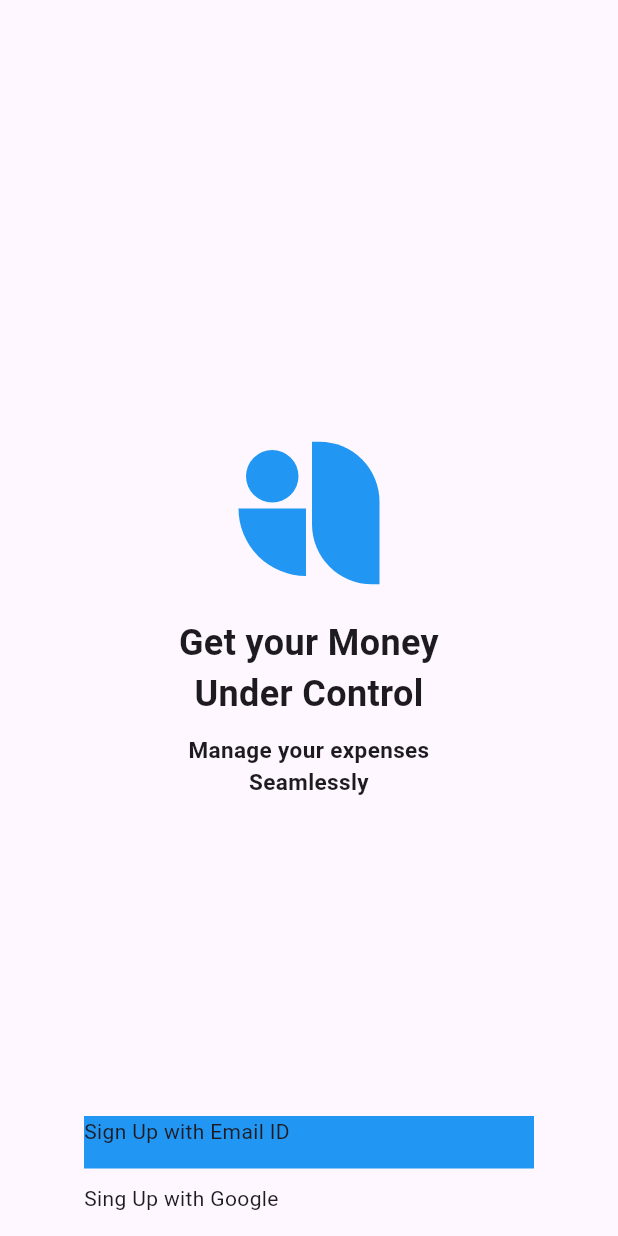
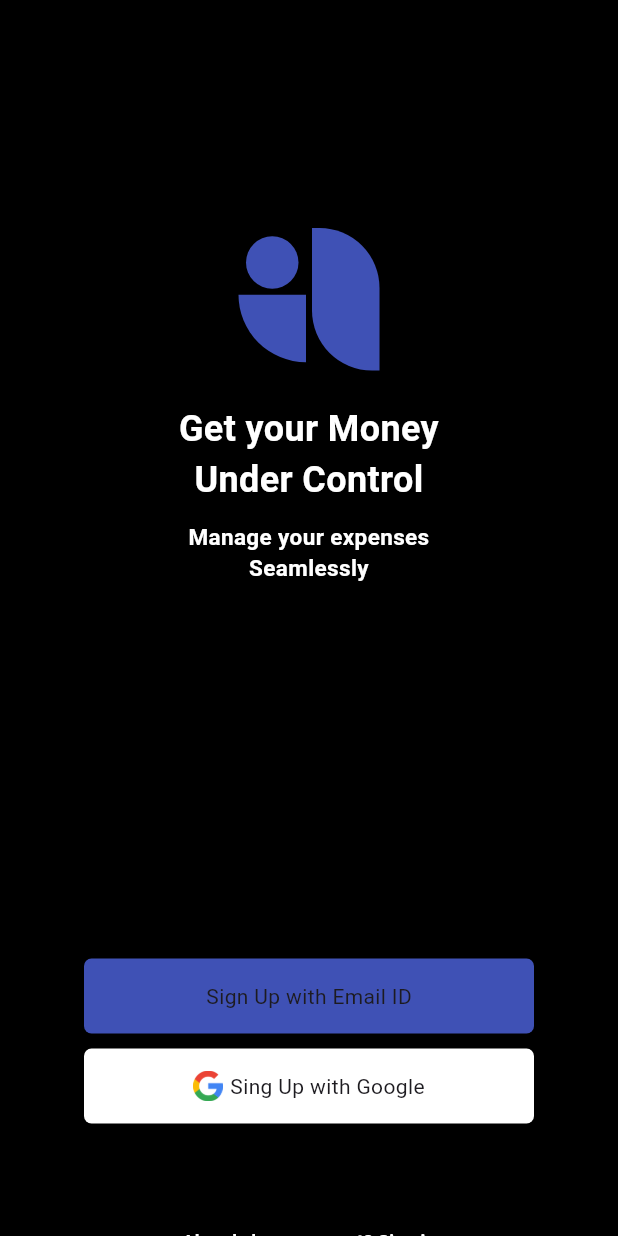
Before and after one commit to licasouza/Atividade, a Flutter app: the screen it shows after launch, on a phone screen of 412 x 824 dp. Run offline on Flutter 3.47's test engine with Material 3 defaults, Android fonts, the phone set to English and light mode, and no system bars.

Commit message:
Atv_flutter4

```diff
--- a/lib/home_page.dart
+++ b/lib/home_page.dart
@@ -6,7 +6,8 @@ class HomePage extends StatelessWidget {
   @override
   Widget build(BuildContext context) {
     return Scaffold(
-      body: Stack(
+      backgroundColor: Colors.black,
+      body: Column(
         children: [
           Align(
             alignment: Alignment.topCenter,
@@ -16,6 +17,7 @@ class HomePage extends StatelessWidget {
                 crossAxisAlignment: CrossAxisAlignment.center,
                 mainAxisAlignment: MainAxisAlignment.center,
                 children: <Widget>[
+                  const SizedBox(height: 150),
                   Row(
                     mainAxisAlignment: MainAxisAlignment.center,
                     children: <Widget>[
@@ -25,18 +27,18 @@ class HomePage extends StatelessWidget {
                           Container(
                             width: 35,
                             height: 35,
-                              margin: EdgeInsets.all(2),
+                            margin: const EdgeInsets.all(2),
                             decoration: BoxDecoration(
-                                color: Colors.blue,
+                              color: Colors.indigo,
                               borderRadius: BorderRadius.circular(50),
                             ),
                           ),
                           Container(
                             width: 45,
                             height: 45,
-                              margin:const EdgeInsets.all(2),
+                            margin: const EdgeInsets.all(2),
                             decoration: const BoxDecoration(
-                                color: Colors.blue,
+                              color: Colors.indigo,
                               borderRadius: BorderRadius.only(
                                 bottomLeft: Radius.circular(50),
                               ),
@@ -47,9 +49,9 @@ class HomePage extends StatelessWidget {
                       Container(
                         width: 45,
                         height: 95,
-                          margin:const EdgeInsets.all(2),
-                          decoration:const BoxDecoration(
-                            color: Colors.blue,
+                        margin: const EdgeInsets.all(2),
+                        decoration: const BoxDecoration(
+                          color: Colors.indigo,
                           borderRadius: BorderRadius.only(
                             bottomLeft: Radius.circular(40),
                             topRight: Radius.circular(40),
@@ -58,48 +60,77 @@ class HomePage extends StatelessWidget {
                       ),
                     ],
                   ),
-                    SizedBox(height: 20),
-                    Text(
+                  const SizedBox(height: 20),
+                  const Text(
                     'Get your Money\nUnder Control',
-                      style: TextStyle(fontSize: 24, fontWeight: FontWeight.bold),
+                    style: TextStyle(
+                        fontSize: 24,
+                        fontWeight: FontWeight.bold,
+                        color: Colors.white),
                     textAlign: TextAlign.center,
                   ),
-                    SizedBox(height: 10),
-                    Text(
+                  const SizedBox(height: 10),
+                  const Text(
                     'Manage your expenses\nSeamlessly',
-                      style: TextStyle(fontSize: 15, fontWeight: FontWeight.bold),
+                    style: TextStyle(
+                        fontSize: 15,
+                        fontWeight: FontWeight.bold,
+                        color: Colors.white),
                     textAlign: TextAlign.center,
+                    selectionColor: Colors.white,
                   ),
                 ],
               ),
             ),
           ),
-
           Align(
-            alignment: Alignment.bottomCenter,
+            alignment: Alignment.topCenter,
             child: Column(
               mainAxisSize: MainAxisSize.min,
               children: [
+                const SizedBox(height: 250),
                 Container(
                   width: 300,
-                  height: 35,
-                    child: Text('Sign Up with Email ID'),
-                    color: Colors.blue,
+                  height: 50,
+                  decoration: BoxDecoration(
+                      borderRadius: BorderRadius.circular(5),
+                      color: Colors.indigo),
+                  child: const Center(
+                      child: Text(
+                    'Sign Up with Email ID',
+                    selectionColor: Colors.white,
+                  )),
                 ),
-
-                SizedBox(height: 10),
+                const SizedBox(height: 10),
                 Container(
                   width: 300,
-                  height: 35,
-                    child:const Text('Sing Up with Google')  ,
-
-
+                  height: 50,
+                  decoration: BoxDecoration(
+                      borderRadius: BorderRadius.circular(5),
+                      color: Colors.white),
+                  child: Row(
+                    mainAxisAlignment: MainAxisAlignment.center,
+                    children: [
+                      Image.asset(
+                        'assets/images/google-37.png',
+                        height: 20,
                       ),
+                      const SizedBox(width: 5),
+                      const Text('Sing Up with Google'),
                     ],
                   ),
                 ),
               ],
             ),
+          ),
+          const SizedBox(height: 70),
+          const Text(
+            'Already have account? Sign in',
+            style: TextStyle(
+                color: Colors.white, fontSize: 12, fontWeight: FontWeight.bold),
+          )
+        ],
+      ),
     );
   }
 }
--- a/pubspec.yaml
+++ b/pubspec.yaml
@@ -59,8 +59,8 @@ flutter:
   uses-material-design: true
 
   # To add assets to your application, add an assets section, like this:
-  # assets:
-  #   - images/a_dot_burr.jpeg
+  assets:
+      - assets/images/
   #   - images/a_dot_ham.jpeg
 
   # An image asset can refer to one or more resolution-specific "variants", see
```
Also changed, not shown: assets/images/google-37.png (added). Lines whose indentation alone changed are shown as unchanged.
